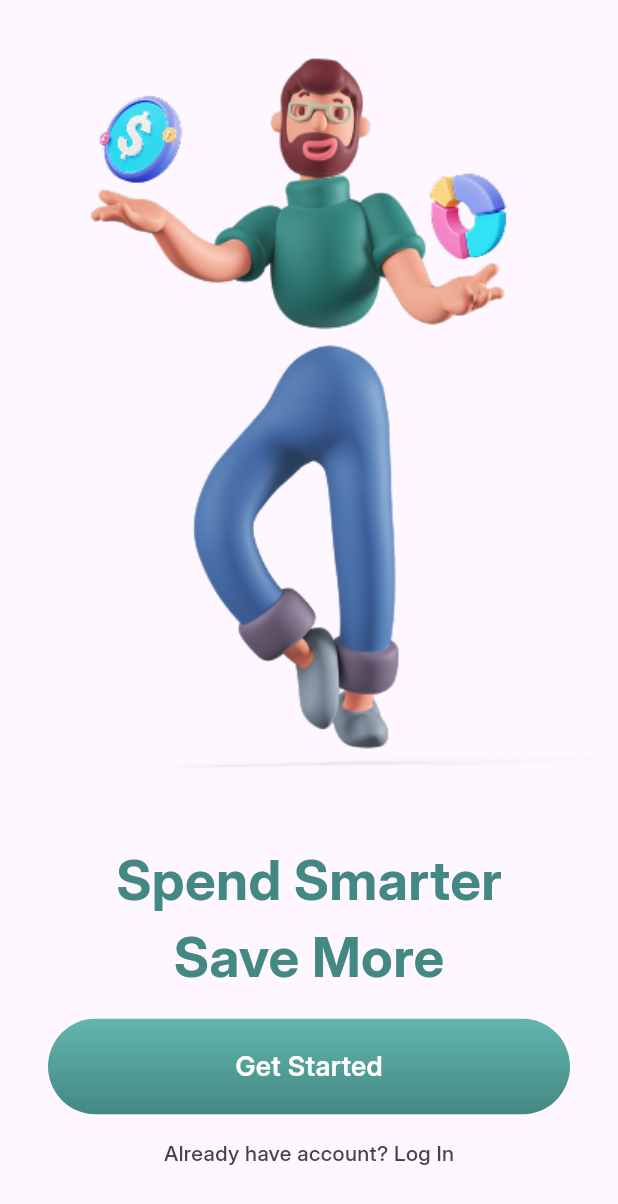
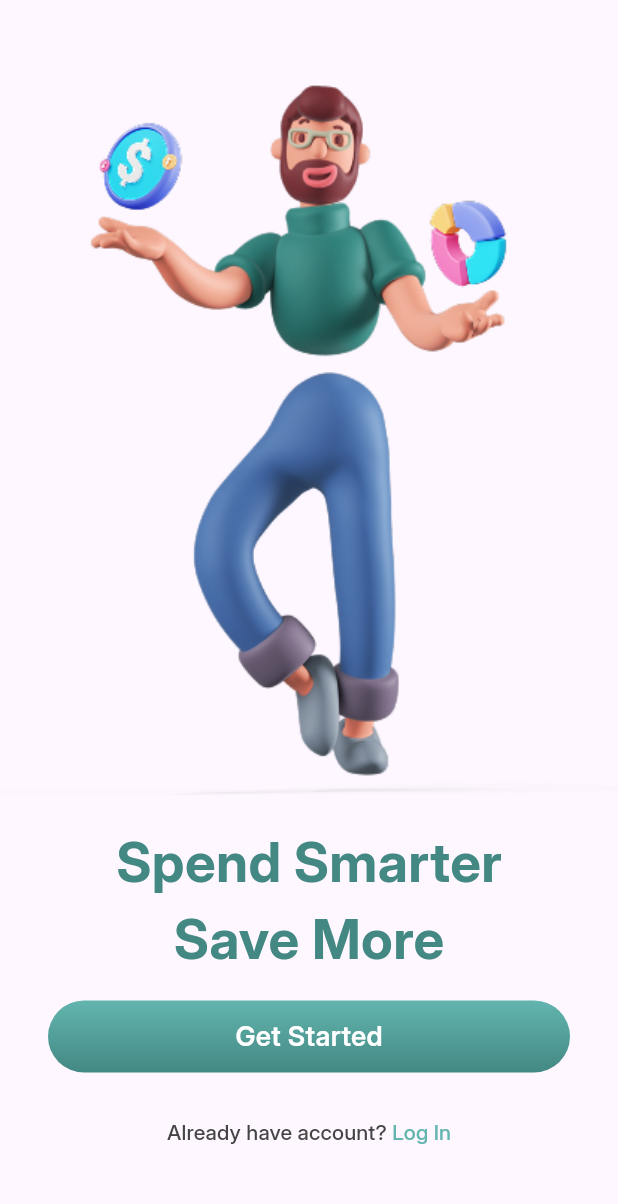
Before and after one commit to RibahDev/financy_app, a Flutter app: the screen it shows after launch, on a phone screen of 412 x 824 dp. Shown: the top 1204 px of the screen. Run offline on Flutter 3.47's test engine with Material 3 defaults, Android fonts, the phone set to English and light mode, and no system bars.

Commit message:
Atualizando estilização do botão e refatorando componentes

```diff
--- a/lib/common/widgets/primary_button.dart
+++ b/lib/common/widgets/primary_button.dart
@@ -8,13 +8,16 @@ class PrimaryButton extends StatelessWidget {
 
   const PrimaryButton({super.key, this.onPressed, required this.text});
 
+  final BorderRadius _borderRadius = const BorderRadius.all(
+    Radius.circular(24.0),
+  );
+
   @override
   Widget build(BuildContext context) {
-    return Material(
-      borderRadius: const BorderRadius.all(Radius.circular(38.0)),
-      child: Ink(
+    return Ink(
+      height: 48.0,
       decoration: BoxDecoration(
-          borderRadius: BorderRadius.all(Radius.circular(38.0)),
+        borderRadius: _borderRadius,
         gradient: LinearGradient(
           begin: Alignment.topCenter,
           end: Alignment.bottomCenter,
@@ -25,21 +28,12 @@ class PrimaryButton extends StatelessWidget {
         ),
       ),
       child: InkWell(
-          borderRadius: BorderRadius.all(Radius.circular(38.0)),
+        borderRadius: _borderRadius,
         onTap: onPressed,
-          child: Container(
-            decoration: const BoxDecoration(
-              borderRadius: BorderRadius.all(Radius.circular(38.0)),
-            ),
-            alignment: Alignment.center,
-            height: 64.0,
-
+        child: Align(
           child: Text(
             text,
-              style: AppTextStyles.mediumText18.copyWith(
-                color: AppColors.white,
-              ),
-            ),
+            style: AppTextStyles.mediumText18.copyWith(color: AppColors.white),
           ),
         ),
       ),
--- a/lib/features/onboarding/onboarding_page.dart
+++ b/lib/features/onboarding/onboarding_page.dart
@@ -1,3 +1,5 @@
+import 'dart:developer';
+
 import 'package:financy_app/common/constants/app_colors.dart';
 import 'package:financy_app/common/constants/app_text_styles.dart';
 import 'package:financy_app/common/widgets/primary_button.dart';
@@ -12,6 +14,7 @@ class OnboardingPage extends StatelessWidget {
       body: Align(
         child: Column(
           children: [
+            const SizedBox(height: 48.0),
             Expanded(flex: 2, child: Image.asset('assets/images/man.png')),
             Text(
               'Spend Smarter',
@@ -32,10 +35,7 @@ class OnboardingPage extends StatelessWidget {
               ),
               child: PrimaryButton(text: 'Get Started', onPressed: () {}),
             ),
-            Text(
-              'Already have account? Log In',
-              style: AppTextStyles.smallText.copyWith(color: AppColors.grey),
-            ),
+            CustomTextButton(),
             const SizedBox(height: 45.0),
           ],
         ),
@@ -43,3 +43,30 @@ class OnboardingPage extends StatelessWidget {
     );
   }
 }
+
+class CustomTextButton extends StatelessWidget {
+  const CustomTextButton({super.key});
+
+  @override
+  Widget build(BuildContext context) {
+    return TextButton(
+      onPressed: () => log('tap'),
+      child: Row(
+        mainAxisSize: MainAxisSize.min,
+        mainAxisAlignment: MainAxisAlignment.center,
+        children: [
+          Text(
+            'Already have account?',
+            style: AppTextStyles.smallText.copyWith(color: AppColors.grey),
+          ),
+          Text(
+            ' Log In',
+            style: AppTextStyles.smallText.copyWith(
+              color: AppColors.greenlightOne,
+            ),
+          ),
+        ],
+      ),
+    );
+  }
+}
```
Lines whose indentation alone changed are shown as unchanged.
